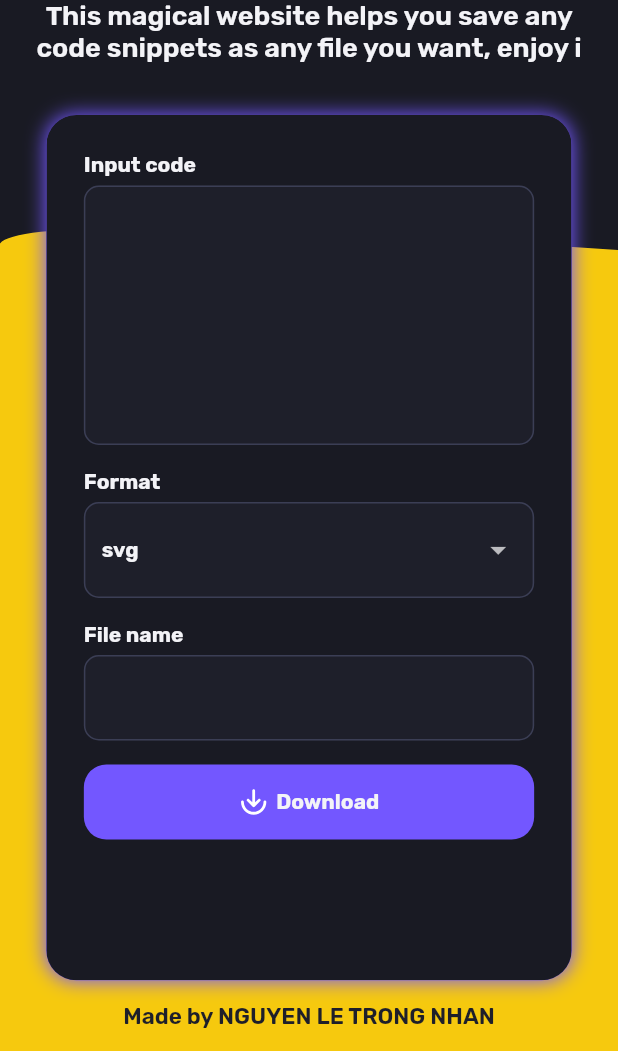
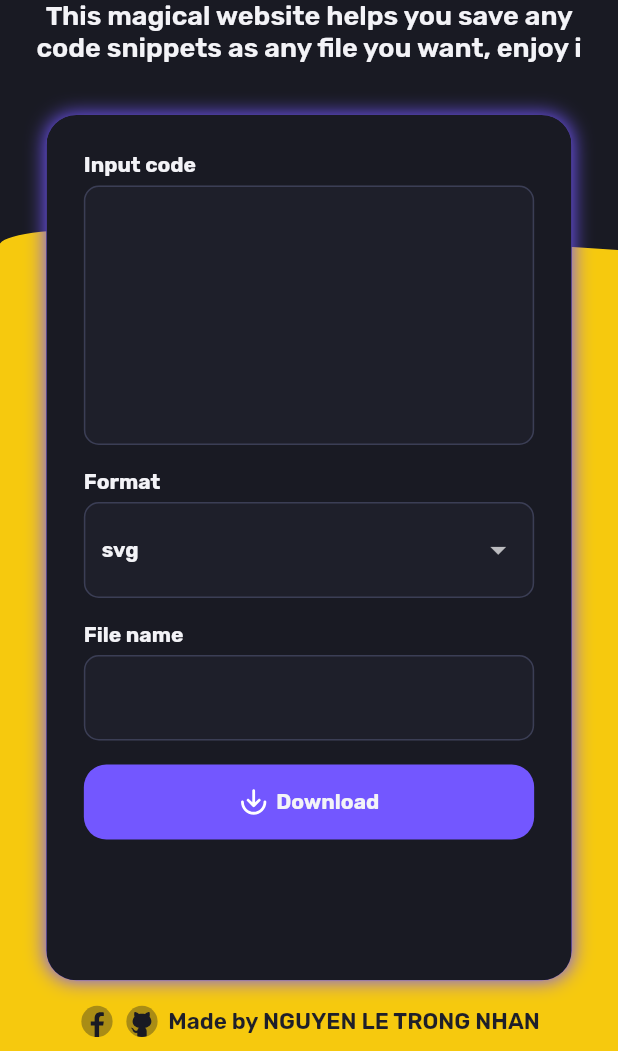
Before and after one commit to nguyenletrongnhanofficial/save_file_formats, a Flutter app: the screen it shows after launch, scrolled down 114 dp, on a phone screen of 412 x 824 dp, the part 185-1236 px from its top. Run offline on Flutter 3.47's test engine with Material 2 defaults, Android fonts, the phone set to English and light mode, and no system bars; our stand-ins replace flutter_svg; missing offline and left inert: dart:html.

Commit message:
update url

```diff
--- a/lib/pages/home_page.dart
+++ b/lib/pages/home_page.dart
@@ -1,6 +1,7 @@
 import 'package:flutter/material.dart';
 import 'package:flutter_svg/flutter_svg.dart';
 import 'package:save_file_formats/widgets/input_widget.dart';
+import 'package:url_launcher/url_launcher.dart';
 import '../animations/type_writer_effect.dart';
 import '../values/app_color.dart';
 import '../animations/draw_clip.dart';
@@ -114,15 +115,48 @@ class _HomePageState extends State<HomePage>
                   child: ClipRRect(
                       borderRadius: BorderRadius.circular(20),
                       child: InputWidget())),
-              const Padding(
-                padding: EdgeInsets.all(15.0),
-                child: Text(
+              Padding(
+                padding: const EdgeInsets.all(15.0),
+                child: Row(
+                  mainAxisAlignment: MainAxisAlignment.center,
+                  children: [
+                    InkWell(
+                      onTap: () {
+                        launchUrl(Uri.parse(
+                            'https://www.facebook.com/nguyenletrongnhanofficial'));
+                      },
+                      child: SvgPicture.asset(
+                        "assets/svgs/facebook.svg",
+                        color: AppColor.blackBackground,
+                        height: 25,
+                      ),
+                    ),
+                    const SizedBox(
+                      width: 5,
+                    ),
+                    InkWell(
+                      onTap: () {
+                        launchUrl(Uri.parse(
+                            'https://github.com/nguyenletrongnhanofficial/save_file_formats'));
+                      },
+                      child: SvgPicture.asset(
+                        "assets/svgs/github.svg",
+                        color: AppColor.blackBackground,
+                        height: 25,
+                      ),
+                    ),
+                    const SizedBox(
+                      width: 5,
+                    ),
+                    const Text(
                       "Made by NGUYEN LE TRONG NHAN",
                       style: TextStyle(
                         fontSize: 15,
                         fontFamily: 'Rubik-SemiBold',
                         color: AppColor.blackBackgroundText,
                       ),
+                    ),
+                  ],
                 ),
               ),
             ],
--- a/lib/widgets/input_widget.dart
+++ b/lib/widgets/input_widget.dart
@@ -111,7 +111,7 @@ class _InputWidgetState extends State<InputWidget>
               ),
               TextField(
                 controller: formatController,
-                maxLines: null,
+                maxLines: 10,
                 minLines: 7,
                 decoration: InputDecoration(
                   fillColor: AppColor.blackBackgroundText,
--- a/pubspec.yaml
+++ b/pubspec.yaml
@@ -11,6 +11,7 @@ dependencies:
   flutter:
     sdk: flutter
   flutter_svg: ^2.0.7
+  url_launcher: ^6.1.14
 
 dev_dependencies:
   flutter_test:
```
Also changed, not shown: assets/svgs/facebook.svg (added), assets/svgs/github.svg (added), pubspec.lock, 5 other files. Lines whose indentation alone changed are shown as unchanged.
